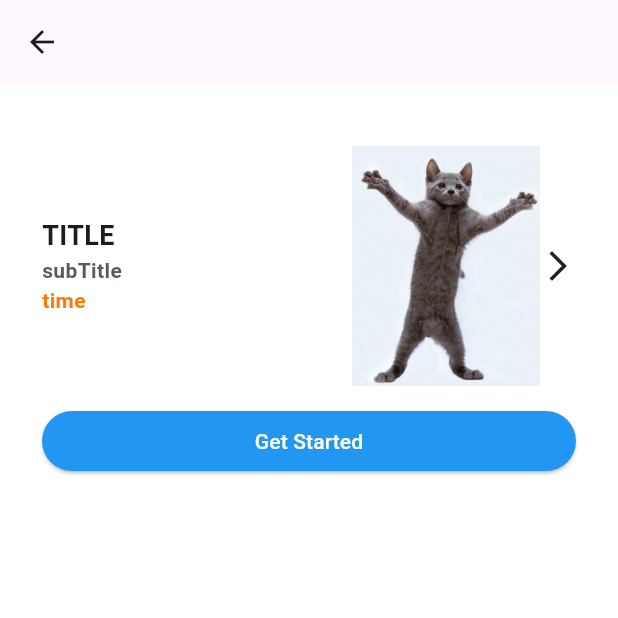
After one commit to simush/bodyb, a Flutter app: the screen it shows after launch, item 2 of the bottom bar chosen, after a tap on the "arrow forward ios" icon, on a phone screen of 412 x 824 dp, the top half of it. The commit adds this screen. Run offline on Flutter 3.47's test engine with Material 3 defaults, Android fonts, the phone set to English and light mode, and no system bars.

Commit message:
fit page first container

```diff
--- /dev/null
+++ b/lib/fit/fit_get_started_page.dart
@@ -0,0 +1,102 @@
+import 'package:flutter/material.dart';
+
+class FitGetStartedPage extends StatefulWidget {
+  const FitGetStartedPage({super.key});
+
+  @override
+  State<FitGetStartedPage> createState() => _FitGetStartedPageState();
+}
+
+class _FitGetStartedPageState extends State<FitGetStartedPage> {
+  @override
+  Widget build(BuildContext context) {
+    return Scaffold(
+      appBar: AppBar(),
+      backgroundColor: Colors.white70,
+      body: Container(
+        padding: const EdgeInsets.symmetric(horizontal: 20),
+        height: double.infinity,
+        width: double.infinity,
+        child: Column(
+          children: [
+            const SizedBox(height: 20),
+            Container(
+              padding: const EdgeInsets.all(8),
+              width: double.infinity,
+              height: 250,
+              decoration: BoxDecoration(
+                color: Colors.white,
+                borderRadius: BorderRadius.circular(20),
+              ),
+              child: Column(
+                mainAxisAlignment: MainAxisAlignment.spaceBetween,
+                children: [
+                  Expanded(
+                    child: Row(
+                      children: [
+                        const Expanded(
+                          child: Column(
+                            crossAxisAlignment: CrossAxisAlignment.start,
+                            mainAxisAlignment: MainAxisAlignment.center,
+                            children: [
+                              Text(
+                                "TITLE",
+                                style: TextStyle(
+                                  fontSize: 18,
+                                  fontWeight: FontWeight.bold,
+                                ),
+                              ),
+                              Text(
+                                "subTitle",
+                                style: TextStyle(
+                                  fontSize: 14,
+                                  fontWeight: FontWeight.w600,
+                                  color: Color.fromARGB(255, 96, 88, 88),
+                                ),
+                              ),
+                              Text(
+                                "time",
+                                style: TextStyle(
+                                  fontSize: 14,
+                                  fontWeight: FontWeight.w700,
+                                  color: Color.fromARGB(255, 255, 123, 0),
+                                ),
+                              ),
+                            ],
+                          ),
+                        ),
+                        SizedBox(
+                          height: 160,
+                          child: Image.asset('assets/images/gifs/cat.gif'),
+                        ),
+                        const Icon(Icons.arrow_forward_ios)
+                      ],
+                    ),
+                  ),
+                  getStartedButton(),
+                ],
+              ),
+            ),
+            Container(),
+          ],
+        ),
+      ),
+    );
+  }
+
+  Widget getStartedButton() {
+    return SizedBox(
+      width: double.infinity,
+      child: ElevatedButton(
+        style: ElevatedButton.styleFrom(
+          backgroundColor: Colors.blue,
+        ),
+        onPressed: () {},
+        child: const Text(
+          "Get Started",
+          style: TextStyle(color: Colors.white),
+        ),
+      ),
+    );
+  }
+}
--- a/lib/fit/fit_page.dart
+++ b/lib/fit/fit_page.dart
@@ -1,4 +1,6 @@
 import 'package:flutter/material.dart';
+
+import 'fit_get_started_page.dart';
 
 class FitPage extends StatefulWidget {
   const FitPage({super.key});
@@ -26,6 +28,7 @@ class _FitPageState extends State<FitPage> {
         color: Colors.yellow,
         child: Column(
           children: [
+            const SizedBox(height: 20),
             fitContainerBuild(
               title: "WALKING IN PLACE",
               subTitle: "Repeat 2 Times",
@@ -89,7 +92,7 @@ class _FitPageState extends State<FitPage> {
               ),
             ],
           ),
-          Container(
+          SizedBox(
             height: 100,
             width: 100,
             child: Image.asset(
@@ -97,7 +100,17 @@ class _FitPageState extends State<FitPage> {
               fit: BoxFit.cover,
             ),
           ),
-          const Icon(Icons.arrow_forward_ios),
+          IconButton(
+            onPressed: () {
+              Navigator.push(
+                context,
+                MaterialPageRoute(
+                  builder: (context) => const FitGetStartedPage(),
+                ),
+              );
+            },
+            icon: const Icon(Icons.arrow_forward_ios),
+          ),
         ],
       ),
     );
```
